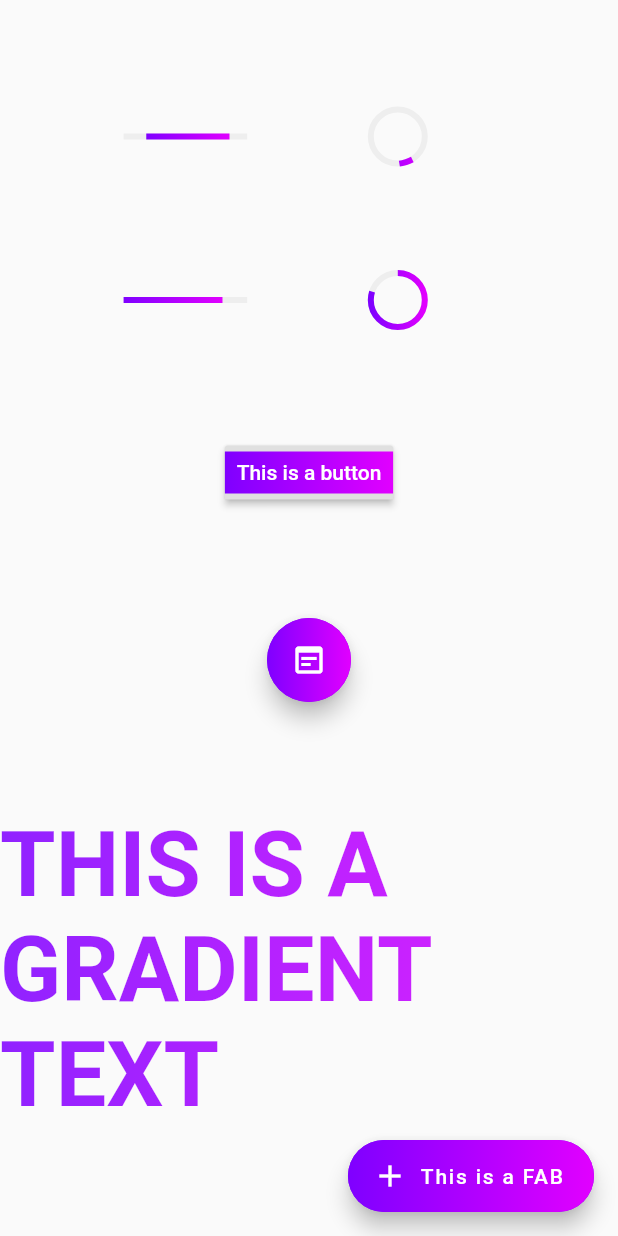
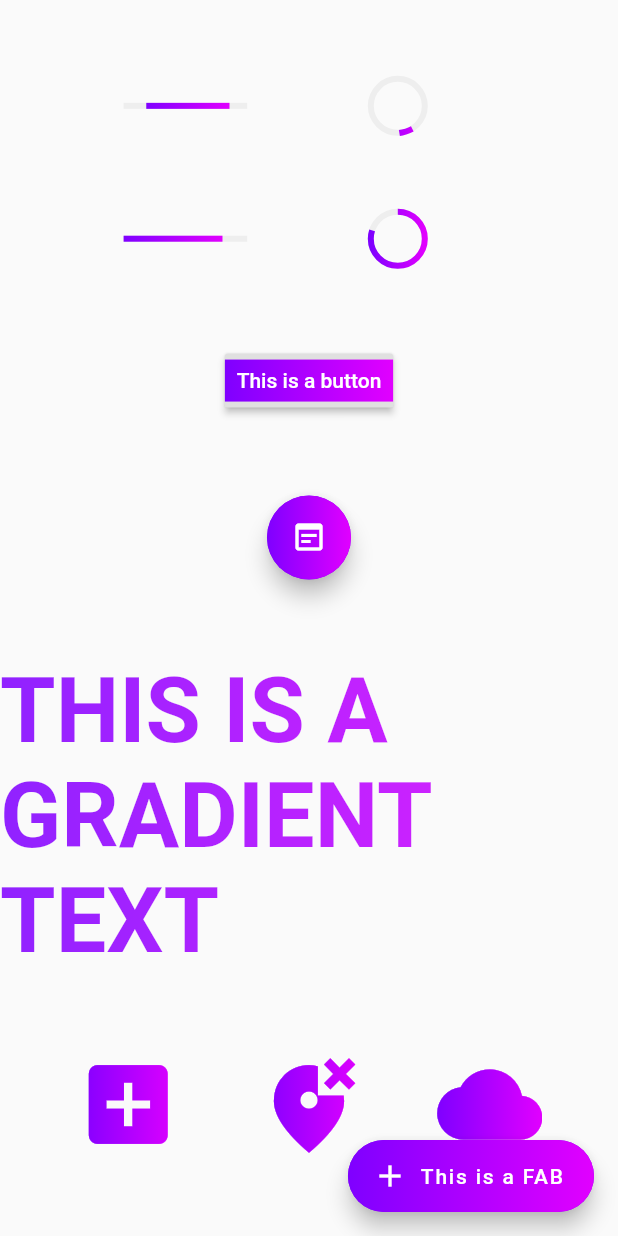
Before and after one commit to simrat39/gradient_ui_widgets, a Flutter app: the screen it shows after launch, on a phone screen of 412 x 824 dp. Run offline on Flutter 3.47's test engine with Material 2 defaults, Android fonts, the phone set to English and light mode, and no system bars.

Commit message:
Add support for GradientIcon

```diff
--- a/example/lib/main.dart
+++ b/example/lib/main.dart
@@ -106,6 +106,32 @@ class _MyHomePageState extends State<MyHomePage> {
               fontWeight: FontWeight.bold,
             ),
           ),
+          Row(
+            mainAxisAlignment: MainAxisAlignment.spaceEvenly,
+            children: [
+              Flexible(
+                child: a.GradientIcon(
+                  Icons.add_box,
+                  gradient: g,
+                  size: 70,
+                ),
+              ),
+              Flexible(
+                child: a.GradientIcon(
+                  Icons.wrong_location,
+                  gradient: g,
+                  size: 70,
+                ),
+              ),
+              Flexible(
+                child: a.GradientIcon(
+                  Icons.cloud,
+                  gradient: g,
+                  size: 70,
+                ),
+              ),
+            ],
+          ),
         ],
       ),
     );
--- a/lib/gradient_widgets.dart
+++ b/lib/gradient_widgets.dart
@@ -4,3 +4,4 @@ export 'progress_indicator/ProgressIndicator.dart';
 export 'buttons/GradientRaisedButton.dart';
 export 'buttons/GradientFloatingActionButton.dart';
 export 'text/GradientText.dart';
+export 'icon/GradientIcon.dart';
--- /dev/null
+++ b/lib/icon/GradientIcon.dart
@@ -0,0 +1,36 @@
+import 'package:flutter/material.dart';
+
+class GradientIcon extends StatelessWidget {
+  final IconData icon;
+  final double? size;
+  final Color color = Colors.white;
+  final Gradient gradient;
+  final String? semanticLabel;
+  final TextDirection? textDirection;
+
+  const GradientIcon(
+    this.icon, {
+    Key? key,
+    this.size,
+    this.semanticLabel,
+    this.textDirection,
+    required this.gradient,
+  }) : super(key: key);
+
+  @override
+  Widget build(BuildContext context) {
+    return ShaderMask(
+      blendMode: BlendMode.srcIn,
+      shaderCallback: (bounds) => gradient
+          .createShader(Rect.fromLTWH(0, 0, bounds.width, bounds.height)),
+      child: Icon(
+        icon,
+        size: size,
+        color: color,
+        semanticLabel: semanticLabel,
+        textDirection: textDirection,
+        key: key,
+      ),
+    );
+  }
+}
```
